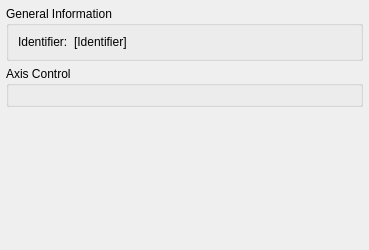
Above: FaulhaberMCS/dockWidgetFaulhaberMCS.ui from itom-project/plugins before the change. Below: the same form after it.
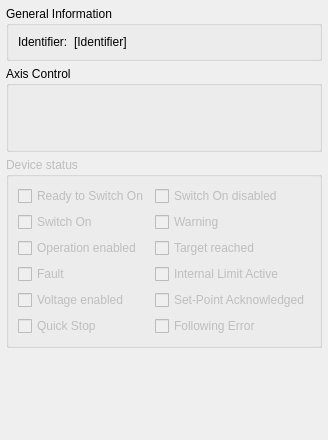
That is the form after the change. Custom widgets are drawn as their Qt base class.

Commit message: added statusword into dockWidget

```diff
--- a/FaulhaberMCS/dockWidgetFaulhaberMCS.ui
+++ b/FaulhaberMCS/dockWidgetFaulhaberMCS.ui
@@ -6,8 +6,8 @@
    <rect>
     <x>0</x>
     <y>0</y>
-    <width>369</width>
-    <height>250</height>
+    <width>321</width>
+    <height>440</height>
    </rect>
   </property>
   <property name="windowTitle">
@@ -56,7 +56,113 @@
      </property>
      <layout class="QGridLayout" name="gridLayout">
       <item row="0" column="0">
-       <widget class="MotorAxisController" name="axisController"/>
+       <widget class="MotorAxisController" name="axisController">
+        <property name="sizePolicy">
+         <sizepolicy hsizetype="Preferred" vsizetype="Expanding">
+          <horstretch>0</horstretch>
+          <verstretch>0</verstretch>
+         </sizepolicy>
+        </property>
+       </widget>
+      </item>
+     </layout>
+    </widget>
+   </item>
+   <item>
+    <widget class="QGroupBox" name="groupBoxDeviceStatus">
+     <property name="enabled">
+      <bool>false</bool>
+     </property>
+     <property name="title">
+      <string>Device status</string>
+     </property>
+     <layout class="QGridLayout" name="gridLayout_3">
+      <item row="0" column="0">
+       <widget class="QCheckBox" name="checkBoxReadyToSwitchOn">
+        <property name="text">
+         <string>Ready to Switch On</string>
+        </property>
+        <property name="checkable">
+         <bool>true</bool>
+        </property>
+       </widget>
+      </item>
+      <item row="5" column="0">
+       <widget class="QCheckBox" name="checkBoxQuickStop">
+        <property name="text">
+         <string>Quick Stop</string>
+        </property>
+       </widget>
+      </item>
+      <item row="2" column="0">
+       <widget class="QCheckBox" name="checkBoxOperationEnabled">
+        <property name="text">
+         <string>Operation enabled</string>
+        </property>
+       </widget>
+      </item>
+      <item row="1" column="0">
+       <widget class="QCheckBox" name="checkBoxSwitchOn">
+        <property name="text">
+         <string>Switch On</string>
+        </property>
+       </widget>
+      </item>
+      <item row="4" column="0">
+       <widget class="QCheckBox" name="checkBoxVoltageEnabled">
+        <property name="text">
+         <string>Voltage enabled</string>
+        </property>
+       </widget>
+      </item>
+      <item row="3" column="0">
+       <widget class="QCheckBox" name="checkBoxFault">
+        <property name="text">
+         <string>Fault</string>
+        </property>
+       </widget>
+      </item>
+      <item row="0" column="1">
+       <widget class="QCheckBox" name="checkBoxSwitchOnDisabled">
+        <property name="text">
+         <string>Switch On disabled</string>
+        </property>
+       </widget>
+      </item>
+      <item row="1" column="1">
+       <widget class="QCheckBox" name="checkBoxWarning">
+        <property name="text">
+         <string>Warning</string>
+        </property>
+       </widget>
+      </item>
+      <item row="2" column="1">
+       <widget class="QCheckBox" name="checkBoxTargetReached">
+        <property name="text">
+         <string>Target reached</string>
+        </property>
+       </widget>
+      </item>
+      <item row="3" column="1">
+       <widget class="QCheckBox" name="checkBoxInternalLimitActive">
+        <property name="text">
+         <string>Internal Limit Active</string>
+        </property>
+       </widget>
+      </item>
+      <item row="4" column="1">
+       <widget class="QCheckBox" name="checkBoxSetPointAcknowledged">
+        <property name="text">
+         <string>Set-Point Acknowledged</string>
+        </property>
+       </widget>
+      </item>
+      <item row="5" column="1">
+       <widget class="QCheckBox" name="checkBoxFollowingError">
+        <property name="text">
+         <string>Following Error</string>
+        </property>
+       </widget>
       </item>
      </layout>
     </widget>
```
The commit also changes 3 other files.
